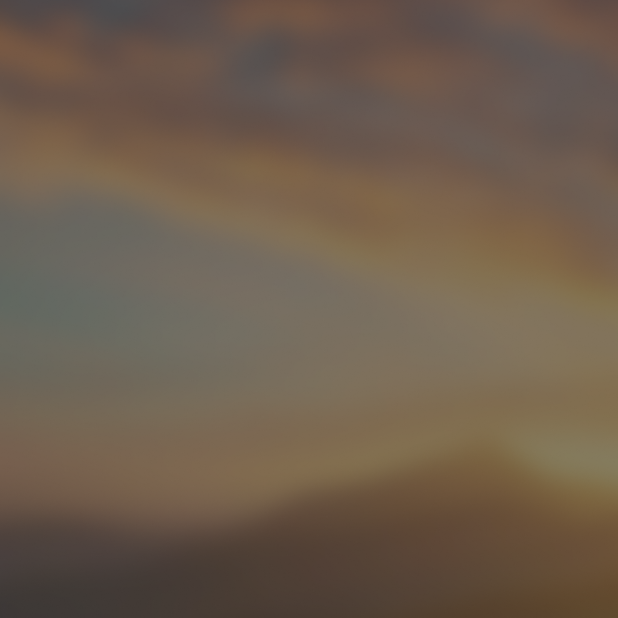
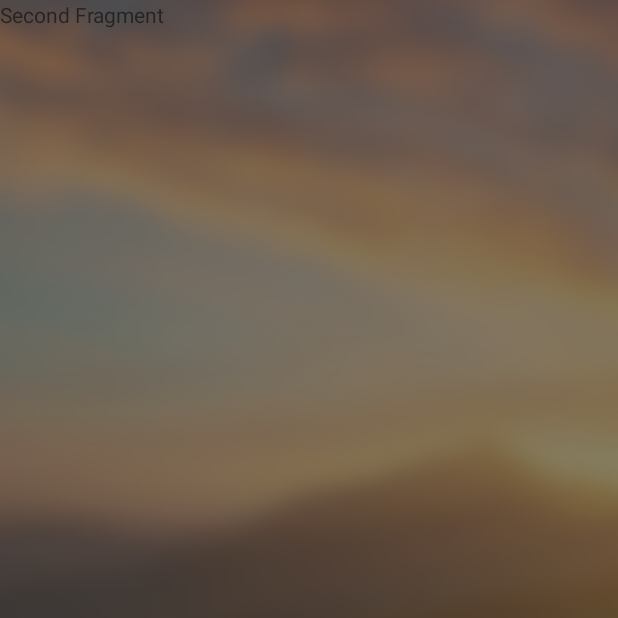
Before and after one commit to 0xvNFT/com.vvv.weatherapp, an Android app: the screen it shows after launch (MainActivity), after a tap on "Radar", on a phone screen of 412 x 824 dp, the top half of it. Run offline under Robolectric (Android 15) with nearby library versions, the phone set to English and light mode, and no system bars.

Commit message:
fragment

```diff
--- a/app/src/main/java/com/vvv/weatherapp/BottomNavigationView.java
+++ b/app/src/main/java/com/vvv/weatherapp/BottomNavigationView.java
@@ -5,6 +5,15 @@ import android.util.AttributeSet;
 import android.view.LayoutInflater;
 import android.view.View;
 import android.widget.LinearLayout;
+
+import androidx.appcompat.app.AppCompatActivity;
+import androidx.fragment.app.Fragment;
+import androidx.fragment.app.FragmentManager;
+
+import com.vvv.weatherapp.fragment.FirstFragment;
+import com.vvv.weatherapp.fragment.FourthFragment;
+import com.vvv.weatherapp.fragment.SecondFragment;
+import com.vvv.weatherapp.fragment.ThirdFragment;
 
 public class BottomNavigationView extends LinearLayout {
 
@@ -34,28 +43,38 @@ public class BottomNavigationView extends LinearLayout {
         item1.setOnClickListener(new OnClickListener() {
             @Override
             public void onClick(View v) {
+                navigateToFragment(new FirstFragment());
             }
         });
 
         item2.setOnClickListener(new OnClickListener() {
             @Override
             public void onClick(View v) {
+                navigateToFragment(new SecondFragment());
             }
         });
 
         item3.setOnClickListener(new OnClickListener() {
             @Override
             public void onClick(View v) {
+                navigateToFragment(new ThirdFragment());
             }
         });
 
         item4.setOnClickListener(new OnClickListener() {
             @Override
             public void onClick(View v) {
+                navigateToFragment(new FourthFragment());
             }
         });
     }
 
-
-    // Add any helper methods or public APIs here to customize the bottom navigation view
+    private void navigateToFragment(Fragment fragment) {
+        if (fragment != null) {
+            FragmentManager fragmentManager = ((AppCompatActivity) getContext()).getSupportFragmentManager();
+            fragmentManager.beginTransaction()
+                    .replace(R.id.fragmentContainer, fragment)
+                    .commit();
+        }
+    }
 }
--- a/app/src/main/java/com/vvv/weatherapp/MainActivity.java
+++ b/app/src/main/java/com/vvv/weatherapp/MainActivity.java
@@ -12,6 +12,8 @@ import android.widget.LinearLayout;
 
 import androidx.appcompat.app.AppCompatActivity;
 
+import com.vvv.weatherapp.fragment.FirstFragment;
+
 public class MainActivity extends AppCompatActivity {
 
 
@@ -20,10 +22,16 @@ public class MainActivity extends AppCompatActivity {
         super.onCreate(savedInstanceState);
         setContentView(R.layout.activity_main);
 
+        if (savedInstanceState == null) {
+            getSupportFragmentManager().beginTransaction()
+                    .replace(R.id.fragmentContainer, new FirstFragment())
+                    .commit();
+        }
+
         LinearLayout bottomNavigation = findViewById(R.id.bottomNavigation);
         getWindow().setBackgroundDrawable(null);
         Drawable windowBackground = getWindow().getDecorView().getBackground();
-        BitmapDrawable blurredBackground = blurDrawable(windowBackground, 25); // Adjust the blur intensity as needed
+        BitmapDrawable blurredBackground = blurDrawable(windowBackground, 25);
         bottomNavigation.setBackground(blurredBackground);
     }
 
--- /dev/null
+++ b/app/src/main/java/com/vvv/weatherapp/fragment/FirstFragment.java
@@ -0,0 +1,24 @@
+package com.vvv.weatherapp.fragment;
+
+import android.os.Bundle;
+import android.view.LayoutInflater;
+import android.view.View;
+import android.view.ViewGroup;
+
+import androidx.fragment.app.Fragment;
+
+import com.vvv.weatherapp.R;
+
+public class FirstFragment extends Fragment {
+
+    public FirstFragment() {
+    }
+
+    @Override
+    public View onCreateView(LayoutInflater inflater, ViewGroup container,
+                             Bundle savedInstanceState) {
+        View view = inflater.inflate(R.layout.fragment_first, container, false);
+        // Initialize and set up views and other functionality for the fragment
+        return view;
+    }
+}
--- /dev/null
+++ b/app/src/main/java/com/vvv/weatherapp/fragment/SecondFragment.java
@@ -0,0 +1,23 @@
+package com.vvv.weatherapp.fragment;
+
+import android.os.Bundle;
+import android.view.LayoutInflater;
+import android.view.View;
+import android.view.ViewGroup;
+
+import androidx.fragment.app.Fragment;
+
+import com.vvv.weatherapp.R;
+
+public class SecondFragment extends Fragment {
+
+    public SecondFragment() {
+    }
+
+    @Override
+    public View onCreateView(LayoutInflater inflater, ViewGroup container,
+                             Bundle savedInstanceState) {
+        View view = inflater.inflate(R.layout.fragment_second, container, false);
+        return view;
+    }
+}
--- a/app/src/main/res/layout/activity_main.xml
+++ b/app/src/main/res/layout/activity_main.xml
@@ -14,4 +14,9 @@
         app:layout_constraintEnd_toEndOf="parent"
         app:layout_constraintStart_toStartOf="parent" />
 
+    <FrameLayout
+        android:id="@+id/fragmentContainer"
+        android:layout_width="match_parent"
+        android:layout_height="match_parent" />
+
 </androidx.constraintlayout.widget.ConstraintLayout>
--- /dev/null
+++ b/app/src/main/res/layout/fragment_second.xml
@@ -0,0 +1,12 @@
+<?xml version="1.0" encoding="utf-8"?>
+<LinearLayout xmlns:android="http://schemas.android.com/apk/res/android"
+    android:layout_width="match_parent"
+    android:layout_height="match_parent">
+
+    <TextView
+        android:layout_width="wrap_content"
+        android:layout_height="wrap_content"
+
+        android:text="Second Fragment" />
+
+</LinearLayout>
--- a/gradle/libs.versions.toml
+++ b/gradle/libs.versions.toml
@@ -1,5 +1,7 @@
 [versions]
 agp = "8.2.0-alpha13"
+androidx-appcompat = "1.3.1"
+core = "1.10.1"
 junit = "4.13.2"
 androidx-test-ext-junit = "1.1.5"
 espresso-core = "3.5.1"
@@ -7,6 +9,8 @@ appcompat = "1.6.1"
 material = "1.9.0"
 
 [libraries]
+androidx-appcompat-v131 = { module = "androidx.appcompat:appcompat", version.ref = "androidx-appcompat" }
+androidx-core = { module = "androidx.core:core", version.ref = "core" }
 junit = { group = "junit", name = "junit", version.ref = "junit" }
 androidx-test-ext-junit = { group = "androidx.test.ext", name = "junit", version.ref = "androidx-test-ext-junit" }
 espresso-core = { group = "androidx.test.espresso", name = "espresso-core", version.ref = "espresso-core" }
```
Also changed, not shown: app/src/main/java/com/vvv/weatherapp/fragment/FourthFragment.java (added, +24 -0 lines), app/src/main/java/com/vvv/weatherapp/fragment/ThirdFragment.java (added, +23 -0 lines), app/src/main/res/layout/fragment_first.xml (added, +12 -0 lines), app/src/main/res/layout/fragment_fourth.xml (added, +12 -0 lines), app/src/main/res/layout/fragment_third.xml (added, +12 -0 lines).
